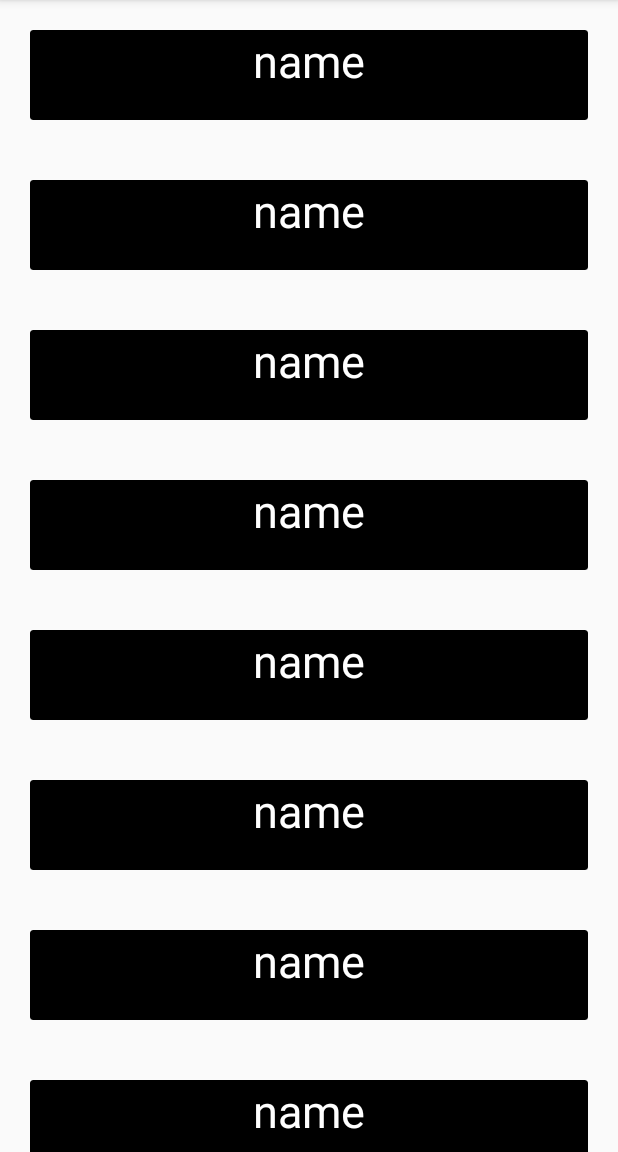
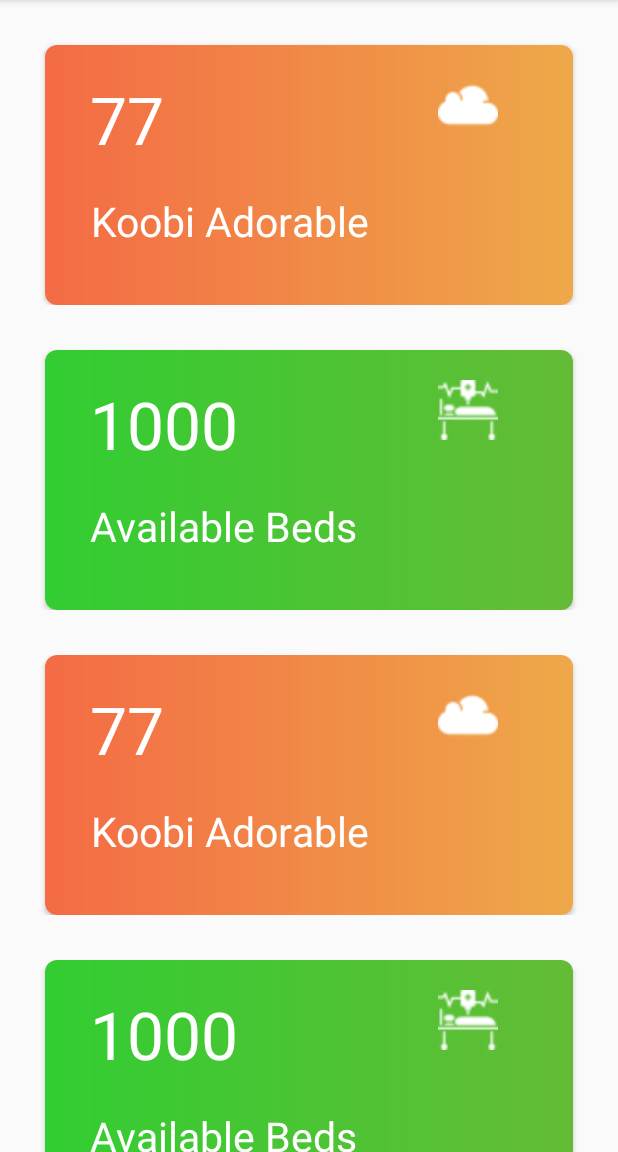
Before and after one commit to charlesagyemang/adroidx-cardview-recyclerview-implementation, an Android app: the screen it shows after launch (MainActivity), on a phone screen of 412 x 824 dp, the part 84-1236 px from its top. Run offline under Robolectric (Android 15) with nearby library versions, the phone set to English and light mode, and no system bars.

Commit message:
Feat: Neat Implementation of dashb ard ui uisng recycler and card view android x advance

```diff
--- a/app/src/main/java/com/android/cardviewlearn/MainActivity.java
+++ b/app/src/main/java/com/android/cardviewlearn/MainActivity.java
@@ -25,15 +25,24 @@ public class MainActivity extends AppCompatActivity {
         super.onCreate(savedInstanceState);
         setContentView(R.layout.activity_main);
 
-        userList.add(new User ("name"));
-        userList.add(new User ("name"));
-        userList.add(new User ("name"));
-        userList.add(new User ("name"));
-        userList.add(new User ("name"));
-        userList.add(new User ("name"));
-        userList.add(new User ("name"));
-        userList.add(new User ("name"));
+        User user =  new User (
+                "Available Beds",
+                "1000",
+                getResources().getDrawable(R.drawable.pat),
+                getResources().getDrawable(R.drawable.bg3)
+        );
 
+        User user2 =  new User (
+                "Koobi Adorable",
+                "77",
+                getResources().getDrawable(R.drawable.cloud),
+                getResources().getDrawable(R.drawable.bg2)
+        );
+
+        userList.add(user2);
+        userList.add(user);
+        userList.add(user2);
+        userList.add(user);
 
 
 
--- a/app/src/main/java/com/android/cardviewlearn/adapters/UserAdapter.java
+++ b/app/src/main/java/com/android/cardviewlearn/adapters/UserAdapter.java
@@ -1,8 +1,11 @@
 package com.android.cardviewlearn.adapters;
 
+import android.content.Context;
 import android.view.LayoutInflater;
 import android.view.View;
 import android.view.ViewGroup;
+import android.widget.ImageView;
+import android.widget.LinearLayout;
 import android.widget.TextView;
 
 import androidx.annotation.NonNull;
@@ -17,14 +20,21 @@ public class UserAdapter extends RecyclerView.Adapter<UserAdapter.UserViewHolder
 
     private List<User> userList;
 
+
     public class UserViewHolder extends RecyclerView.ViewHolder {
 
-        public TextView name;
+        public TextView titleText, numberOfItems;
+        public LinearLayout linearLayout;
+        public ImageView imageView;
+
 
 
         public UserViewHolder(@NonNull View itemView) {
             super(itemView);
-            name = (TextView) itemView.findViewById(R.id.koko22);
+            titleText = itemView.findViewById(R.id.titleText);
+            numberOfItems = itemView.findViewById(R.id.numberOfBed);
+            linearLayout = itemView.findViewById(R.id.linLayout);
+            imageView = itemView.findViewById(R.id.imageView);
         }
     }
 
@@ -37,7 +47,7 @@ public class UserAdapter extends RecyclerView.Adapter<UserAdapter.UserViewHolder
     @Override
     public UserAdapter.UserViewHolder onCreateViewHolder(@NonNull ViewGroup parent, int viewType) {
        View itemView = LayoutInflater.from(parent.getContext())
-                       .inflate(R.layout.vel_nam, parent, false);
+                       .inflate(R.layout.card_item, parent, false);
 
        return new UserViewHolder(itemView);
     }
@@ -45,7 +55,10 @@ public class UserAdapter extends RecyclerView.Adapter<UserAdapter.UserViewHolder
     @Override
     public void onBindViewHolder(@NonNull UserAdapter.UserViewHolder holder, int position) {
         User user = userList.get(position);
-        holder.name.setText(user.getName());
+        holder.titleText.setText(user.getTitle());
+        holder.numberOfItems.setText(user.getNumber());
+        holder.imageView.setImageDrawable(user.getIcon());
+        holder.linearLayout.setBackground(user.getBg());
     }
 
     @Override
--- a/app/src/main/java/com/android/cardviewlearn/models/User.java
+++ b/app/src/main/java/com/android/cardviewlearn/models/User.java
@@ -1,18 +1,50 @@
 package com.android.cardviewlearn.models;
+
+import android.graphics.drawable.Drawable;
 
 public class User {
 
-    private String name;
+    private String title, number;
+    private Drawable icon, bg;
 
-    public User(String name) {
-        this.name = name;
+    public User(String title, String number, Drawable icon, Drawable bg) {
+        this.title = title;
+        this.number = number;
+        this.icon = icon;
+        this.bg = bg;
     }
 
-    public String getName() {
-        return name;
+
+
+    public String getTitle() {
+        return title;
     }
 
-    public void setName(String name) {
-        this.name = name;
+    public void setTitle(String title) {
+        this.title = title;
+    }
+
+    public String getNumber() {
+        return number;
+    }
+
+    public void setNumber(String number) {
+        this.number = number;
+    }
+
+    public Drawable getIcon() {
+        return icon;
+    }
+
+    public void setIcon(Drawable icon) {
+        this.icon = icon;
+    }
+
+    public Drawable getBg() {
+        return bg;
+    }
+
+    public void setBg(Drawable bg) {
+        this.bg = bg;
     }
 }
--- /dev/null
+++ b/app/src/main/res/drawable/bg2.xml
@@ -0,0 +1,10 @@
+<?xml version="1.0" encoding="utf-8"?>
+<shape xmlns:android="http://schemas.android.com/apk/res/android">
+
+    <gradient
+        android:startColor="#f46b45"
+        android:endColor="#eea849"
+        >
+
+    </gradient>
+</shape>
--- /dev/null
+++ b/app/src/main/res/drawable/bg3.xml
@@ -0,0 +1,10 @@
+<?xml version="1.0" encoding="utf-8"?>
+<shape xmlns:android="http://schemas.android.com/apk/res/android">
+
+    <gradient
+        android:startColor="#32cd32"
+        android:endColor="#64bc36"
+        >
+
+    </gradient>
+</shape>
--- /dev/null
+++ b/app/src/main/res/layout/card_item.xml
@@ -0,0 +1,90 @@
+<?xml version="1.0" encoding="utf-8"?>
+<LinearLayout xmlns:android="http://schemas.android.com/apk/res/android"
+    xmlns:app="http://schemas.android.com/apk/res-auto"
+    xmlns:tools="http://schemas.android.com/tools"
+    android:layout_width="match_parent"
+    android:layout_height="wrap_content"
+    android:orientation="vertical">
+
+    <androidx.cardview.widget.CardView
+        android:layout_width="match_parent"
+        android:layout_height="173dp"
+        app:cardCornerRadius="8dp"
+        android:layout_marginRight="30dp"
+        android:layout_marginTop="30dp"
+        android:layout_marginLeft="30dp"
+        >
+
+        <LinearLayout
+            android:background="@drawable/bg3"
+            android:id="@+id/linLayout"
+            android:layout_width="match_parent"
+            android:orientation="vertical"
+            android:layout_height="match_parent">
+
+            <LinearLayout
+                android:layout_width="match_parent"
+                android:layout_height="wrap_content"
+                android:orientation="horizontal"
+                android:layout_marginLeft="30dp"
+                android:layout_marginTop="20dp"
+                android:layout_marginRight="30dp"
+
+                >
+
+                <LinearLayout
+                    android:layout_width="wrap_content"
+                    android:orientation="vertical"
+                    android:layout_height="wrap_content">
+
+                    <TextView
+                        android:layout_width="wrap_content"
+                        android:layout_height="wrap_content"
+                        android:text="77"
+                        android:id="@+id/numberOfBed"
+                        android:textSize="44dp"
+                        android:textColor="#fff"/>
+
+
+                </LinearLayout>
+
+                <RelativeLayout
+                    android:layout_width="match_parent"
+                    android:layout_height="match_parent">
+
+                    <ImageView
+                        android:layout_width="80dp"
+                        android:layout_height="40dp"
+                        android:layout_alignParentRight="true"
+                        android:id="@+id/imageView"
+                        android:src="@drawable/pat"/>
+                </RelativeLayout>
+
+
+            </LinearLayout>
+
+            <LinearLayout
+                android:layout_width="match_parent"
+                android:layout_height="match_parent"
+                android:layout_marginRight="30dp"
+                android:layout_marginTop="20dp"
+                android:orientation="horizontal"
+                android:layout_marginLeft="30dp">
+
+                <TextView
+                    android:layout_width="wrap_content"
+                    android:layout_height="wrap_content"
+                    android:textAlignment="center"
+                    android:id="@+id/titleText"
+                    android:text="Beds Available"
+                    android:textSize="27dp"
+                    android:textColor="#fff"/>
+            </LinearLayout>
+
+        </LinearLayout>
+
+
+
+    </androidx.cardview.widget.CardView>
+
+</LinearLayout>
```
Also changed, not shown: app/src/main/res/drawable/cloud.png (added), app/src/main/res/drawable/pat.png (added).
